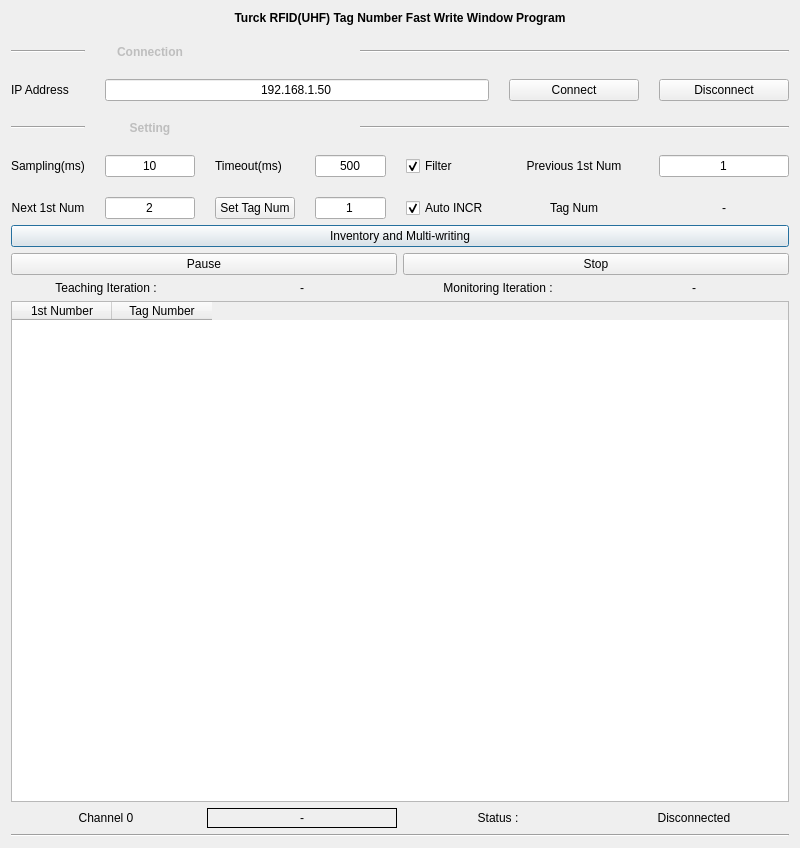
The window that uInterfaceAutoWrite_HF.ui (dongwoo-john-ku/leakapp-rfid-python-mbTcp) describes before a commit, drawn with Qt 5.
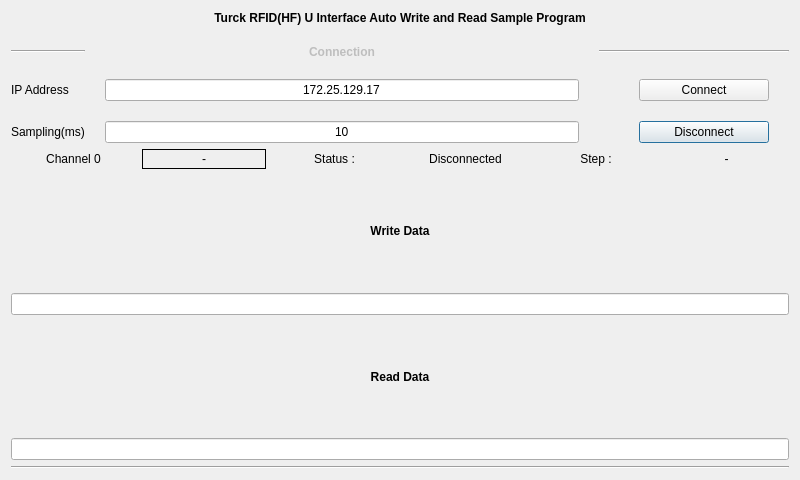
The same window after the commit.

Commit message: Auto RFID Write Read Test Program

Patch:
```diff
--- a/uInterfaceAutoWrite_HF.ui
+++ b/uInterfaceAutoWrite_HF.ui
@@ -10,7 +10,7 @@
     <x>0</x>
     <y>0</y>
     <width>800</width>
-    <height>848</height>
+    <height>480</height>
    </rect>
   </property>
   <property name="sizePolicy">
@@ -43,120 +43,7 @@
   <layout class="QVBoxLayout" name="verticalLayout">
    <item>
     <layout class="QGridLayout" name="gridLayout_3">
-     <item row="2" column="0">
-      <widget class="QPushButton" name="pushButton">
-       <property name="text">
-        <string>Inventory and Multi-writing</string>
-       </property>
-      </widget>
-     </item>
-     <item row="5" column="0">
-      <layout class="QHBoxLayout" name="horizontalLayout_3">
-       <item>
-        <widget class="QLabel" name="label_2">
-         <property name="text">
-          <string>Teaching Iteration :</string>
-         </property>
-         <property name="alignment">
-          <set>Qt::AlignCenter</set>
-         </property>
-        </widget>
-       </item>
-       <item>
-        <widget class="QLabel" name="label_8">
-         <property name="text">
-          <string>-</string>
-         </property>
-         <property name="alignment">
-          <set>Qt::AlignCenter</set>
-         </property>
-        </widget>
-       </item>
-       <item>
-        <widget class="QLabel" name="label_10">
-         <property name="text">
-          <string>Monitoring Iteration :</string>
-         </property>
-         <property name="alignment">
-          <set>Qt::AlignCenter</set>
-         </property>
-        </widget>
-       </item>
-       <item>
-        <widget class="QLabel" name="label_18">
-         <property name="text">
-          <string>-</string>
-         </property>
-         <property name="alignment">
-          <set>Qt::AlignCenter</set>
-         </property>
-        </widget>
-       </item>
-      </layout>
-     </item>
-     <item row="7" column="0">
-      <widget class="QTableWidget" name="tableWidget">
-       <property name="minimumSize">
-        <size>
-         <width>0</width>
-         <height>300</height>
-        </size>
-       </property>
-       <property name="editTriggers">
-        <set>QAbstractItemView::AnyKeyPressed|QAbstractItemView::DoubleClicked|QAbstractItemView::EditKeyPressed</set>
-       </property>
-       <attribute name="horizontalHeaderCascadingSectionResizes">
-        <bool>false</bool>
-       </attribute>
-       <attribute name="horizontalHeaderDefaultSectionSize">
-        <number>100</number>
-       </attribute>
-       <attribute name="horizontalHeaderMinimumSectionSize">
-        <number>20</number>
-       </attribute>
-       <attribute name="verticalHeaderVisible">
-        <bool>false</bool>
-       </attribute>
-       <column>
-        <property name="text">
-         <string>1st Number</string>
-        </property>
-       </column>
-       <column>
-        <property name="text">
-         <string>Tag Number</string>
-        </property>
-       </column>
-      </widget>
-     </item>
-     <item row="3" column="0">
-      <layout class="QHBoxLayout" name="horizontalLayout_4">
-       <item>
-        <widget class="QPushButton" name="pushButton_6">
-         <property name="text">
-          <string>Pause</string>
-         </property>
-         <property name="checkable">
-          <bool>true</bool>
-         </property>
-         <property name="checked">
-          <bool>false</bool>
-         </property>
-        </widget>
-       </item>
-       <item>
-        <widget class="QPushButton" name="pushButton_7">
-         <property name="text">
-          <string>Stop</string>
-         </property>
-         <property name="checkable">
-          <bool>true</bool>
-         </property>
-        </widget>
-       </item>
-      </layout>
-     </item>
-     <item row="13" column="0">
+     <item row="8" column="0">
       <layout class="QHBoxLayout" name="horizontalLayout">
        <item>
         <widget class="QLabel" name="label_12">
@@ -213,6 +100,26 @@
          </property>
         </widget>
        </item>
+       <item>
+        <widget class="QLabel" name="label_6">
+         <property name="text">
+          <string>Step :</string>
+         </property>
+         <property name="alignment">
+          <set>Qt::AlignCenter</set>
+         </property>
+        </widget>
+       </item>
+       <item>
+        <widget class="QLabel" name="label_8">
+         <property name="text">
+          <string>-</string>
+         </property>
+         <property name="alignment">
+          <set>Qt::AlignCenter</set>
+         </property>
+        </widget>
+       </item>
       </layout>
      </item>
      <item row="0" column="1">
@@ -222,21 +129,71 @@
       <layout class="QHBoxLayout" name="horizontalLayout_6"/>
      </item>
      <item row="0" column="0" rowspan="2">
-      <layout class="QGridLayout" name="gridLayout" columnstretch="0,0,0,0,0,0,0,0">
+      <layout class="QGridLayout" name="gridLayout" columnstretch="0,0,0,0,0,0">
        <property name="spacing">
         <number>20</number>
        </property>
-       <item row="12" column="2">
-        <widget class="QLabel" name="label_15">
+       <item row="4" column="1">
+        <widget class="QLabel" name="label_17">
+         <property name="enabled">
+          <bool>false</bool>
+         </property>
+         <property name="font">
+          <font>
+           <weight>75</weight>
+           <bold>true</bold>
+          </font>
+         </property>
          <property name="text">
-          <string>Timeout(ms)</string>
+          <string>Connection</string>
          </property>
          <property name="alignment">
-          <set>Qt::AlignLeading|Qt::AlignLeft|Qt::AlignVCenter</set>
+          <set>Qt::AlignCenter</set>
          </property>
         </widget>
        </item>
-       <item row="5" column="7">
+       <item row="4" column="0">
+        <widget class="Line" name="line_6">
+         <property name="orientation">
+          <enum>Qt::Horizontal</enum>
+         </property>
+        </widget>
+       </item>
+       <item row="3" column="0" colspan="6">
+        <widget class="QLabel" name="label_7">
+         <property name="font">
+          <font>
+           <pointsize>9</pointsize>
+           <weight>75</weight>
+           <bold>true</bold>
+          </font>
+         </property>
+         <property name="text">
+          <string>Turck RFID(HF) U Interface Auto Write and Read Sample Program</string>
+         </property>
+         <property name="alignment">
+          <set>Qt::AlignCenter</set>
+         </property>
+        </widget>
+       </item>
+       <item row="4" column="2" colspan="4">
+        <widget class="Line" name="line_7">
+         <property name="orientation">
+          <enum>Qt::Horizontal</enum>
+         </property>
+        </widget>
+       </item>
+       <item row="5" column="1">
+        <widget class="QLineEdit" name="lineEdit">
+         <property name="text">
+          <string>172.25.129.17</string>
+         </property>
+         <property name="alignment">
+          <set>Qt::AlignCenter</set>
+         </property>
+        </widget>
+       </item>
+       <item row="6" column="4">
         <widget class="QPushButton" name="pushButton_2">
          <property name="minimumSize">
           <size>
@@ -255,7 +212,17 @@
          </property>
         </widget>
        </item>
-       <item row="5" column="6">
+       <item row="6" column="1">
+        <widget class="QLineEdit" name="lineEdit_3">
+         <property name="text">
+          <string>10</string>
+         </property>
+         <property name="alignment">
+          <set>Qt::AlignCenter</set>
+         </property>
+        </widget>
+       </item>
+       <item row="5" column="4">
         <widget class="QPushButton" name="pushButton_3">
          <property name="minimumSize">
           <size>
@@ -277,6 +244,16 @@
          </property>
         </widget>
        </item>
+       <item row="6" column="0">
+        <widget class="QLabel" name="label_3">
+         <property name="text">
+          <string>Sampling(ms)</string>
+         </property>
+         <property name="alignment">
+          <set>Qt::AlignLeading|Qt::AlignLeft|Qt::AlignVCenter</set>
+         </property>
+        </widget>
+       </item>
        <item row="5" column="0">
         <widget class="QLabel" name="label_9">
          <property name="text">
@@ -287,233 +264,56 @@
          </property>
         </widget>
        </item>
-       <item row="5" column="1" colspan="5">
-        <widget class="QLineEdit" name="lineEdit">
-         <property name="text">
-          <string>192.168.1.50</string>
-         </property>
-         <property name="alignment">
-          <set>Qt::AlignCenter</set>
-         </property>
-        </widget>
-       </item>
-       <item row="8" column="4" colspan="4">
-        <widget class="Line" name="line_3">
-         <property name="orientation">
-          <enum>Qt::Horizontal</enum>
-         </property>
-        </widget>
-       </item>
-       <item row="8" column="0">
-        <widget class="Line" name="line_4">
-         <property name="orientation">
-          <enum>Qt::Horizontal</enum>
-         </property>
-        </widget>
-       </item>
-       <item row="8" column="1">
-        <widget class="QLabel" name="label_16">
-         <property name="enabled">
-          <bool>false</bool>
-         </property>
-         <property name="font">
-          <font>
-           <weight>75</weight>
-           <bold>true</bold>
-          </font>
-         </property>
-         <property name="tabletTracking">
-          <bool>true</bool>
-         </property>
-         <property name="text">
-          <string>Setting</string>
-         </property>
-         <property name="alignment">
-          <set>Qt::AlignCenter</set>
-         </property>
-        </widget>
-       </item>
-       <item row="12" column="1">
-        <widget class="QLineEdit" name="lineEdit_3">
-         <property name="text">
-          <string>10</string>
-         </property>
-         <property name="alignment">
-          <set>Qt::AlignCenter</set>
-         </property>
-        </widget>
-       </item>
-       <item row="4" column="4" colspan="4">
-        <widget class="Line" name="line_7">
-         <property name="orientation">
-          <enum>Qt::Horizontal</enum>
-         </property>
-        </widget>
-       </item>
-       <item row="12" column="0">
-        <widget class="QLabel" name="label_3">
-         <property name="text">
-          <string>Sampling(ms)</string>
-         </property>
-         <property name="alignment">
-          <set>Qt::AlignLeading|Qt::AlignLeft|Qt::AlignVCenter</set>
-         </property>
-        </widget>
-       </item>
-       <item row="4" column="1">
-        <widget class="QLabel" name="label_17">
-         <property name="enabled">
-          <bool>false</bool>
-         </property>
-         <property name="font">
-          <font>
-           <weight>75</weight>
-           <bold>true</bold>
-          </font>
-         </property>
-         <property name="text">
-          <string>Connection</string>
-         </property>
-         <property name="alignment">
-          <set>Qt::AlignCenter</set>
-         </property>
-        </widget>
-       </item>
-       <item row="3" column="0" colspan="8">
-        <widget class="QLabel" name="label_7">
-         <property name="font">
-          <font>
-           <pointsize>9</pointsize>
-           <weight>75</weight>
-           <bold>true</bold>
-          </font>
-         </property>
-         <property name="text">
-          <string>Turck RFID(UHF) Tag Number Fast Write Window Program</string>
-         </property>
-         <property name="alignment">
-          <set>Qt::AlignCenter</set>
-         </property>
-        </widget>
-       </item>
-       <item row="4" column="0">
-        <widget class="Line" name="line_6">
-         <property name="orientation">
-          <enum>Qt::Horizontal</enum>
-         </property>
-        </widget>
-       </item>
-       <item row="12" column="6">
-        <widget class="QLabel" name="label_6">
-         <property name="text">
-          <string>Previous 1st Num</string>
-         </property>
-         <property name="alignment">
-          <set>Qt::AlignCenter</set>
-         </property>
-        </widget>
-       </item>
-       <item row="12" column="7">
-        <widget class="QLineEdit" name="lineEdit_9">
-         <property name="text">
-          <string>1</string>
-         </property>
-         <property name="alignment">
-          <set>Qt::AlignCenter</set>
-         </property>
-        </widget>
-       </item>
-       <item row="14" column="0">
-        <widget class="QLabel" name="label_4">
-         <property name="text">
-          <string>Next 1st Num</string>
-         </property>
-         <property name="alignment">
-          <set>Qt::AlignCenter</set>
-         </property>
-        </widget>
-       </item>
-       <item row="14" column="1">
-        <widget class="QLineEdit" name="lineEdit_11">
-         <property name="text">
-          <string>2</string>
-         </property>
-         <property name="alignment">
-          <set>Qt::AlignCenter</set>
-         </property>
-        </widget>
-       </item>
-       <item row="14" column="2">
-        <widget class="QPushButton" name="pushButton_5">
-         <property name="text">
-          <string>Set Tag Num</string>
-         </property>
-        </widget>
-       </item>
-       <item row="14" column="6">
-        <widget class="QLabel" name="label_11">
-         <property name="text">
-          <string>Tag Num</string>
-         </property>
-         <property name="alignment">
-          <set>Qt::AlignCenter</set>
-         </property>
-        </widget>
-       </item>
-       <item row="14" column="7">
-        <widget class="QLabel" name="label_14">
-         <property name="text">
-          <string>-</string>
-         </property>
-         <property name="alignment">
-          <set>Qt::AlignCenter</set>
-         </property>
-        </widget>
-       </item>
-       <item row="12" column="5">
-        <widget class="QCheckBox" name="checkBox">
-         <property name="text">
-          <string>Filter</string>
-         </property>
-         <property name="checked">
-          <bool>true</bool>
-         </property>
-        </widget>
-       </item>
-       <item row="14" column="5">
-        <widget class="QCheckBox" name="checkBox_2">
-         <property name="text">
-          <string>Auto INCR</string>
-         </property>
-         <property name="checked">
-          <bool>true</bool>
-         </property>
-        </widget>
-       </item>
-       <item row="12" column="3" colspan="2">
-        <widget class="QLineEdit" name="lineEdit_10">
-         <property name="text">
-          <string>500</string>
-         </property>
-         <property name="alignment">
-          <set>Qt::AlignCenter</set>
-         </property>
-        </widget>
-       </item>
-       <item row="14" column="3" colspan="2">
-        <widget class="QLineEdit" name="lineEdit_2">
-         <property name="text">
-          <string>1</string>
-         </property>
-         <property name="alignment">
-          <set>Qt::AlignCenter</set>
-         </property>
-        </widget>
-       </item>
       </layout>
      </item>
     </layout>
    </item>
+   <item>
+    <widget class="QLabel" name="label_2">
+     <property name="font">
+      <font>
+       <weight>75</weight>
+       <bold>true</bold>
+      </font>
+     </property>
+     <property name="text">
+      <string>Write Data</string>
+     </property>
+     <property name="alignment">
+      <set>Qt::AlignCenter</set>
+     </property>
+    </widget>
+   </item>
+   <item>
+    <widget class="QLineEdit" name="lineEdit_2">
+     <property name="alignment">
+      <set>Qt::AlignCenter</set>
+     </property>
+    </widget>
+   </item>
+   <item>
+    <widget class="QLabel" name="label_4">
+     <property name="font">
+      <font>
+       <weight>75</weight>
+       <bold>true</bold>
+      </font>
+     </property>
+     <property name="text">
+      <string>Read Data</string>
+     </property>
+     <property name="alignment">
+      <set>Qt::AlignCenter</set>
+     </property>
+    </widget>
+   </item>
+   <item>
+    <widget class="QLineEdit" name="lineEdit_4">
+     <property name="alignment">
+      <set>Qt::AlignCenter</set>
+     </property>
+    </widget>
+   </item>
    <item>
     <widget class="Line" name="line">
      <property name="orientation">
```
Left out of the diff: 86 changed lines with no effect on the pictures. The commit also changes 2 other files.
